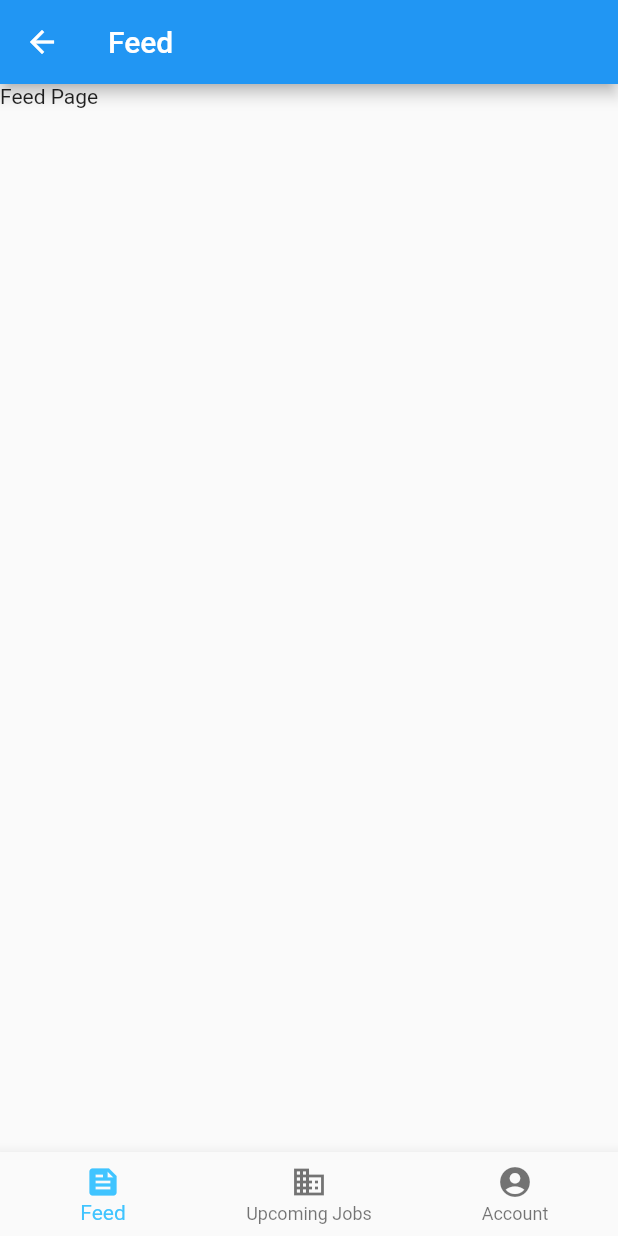
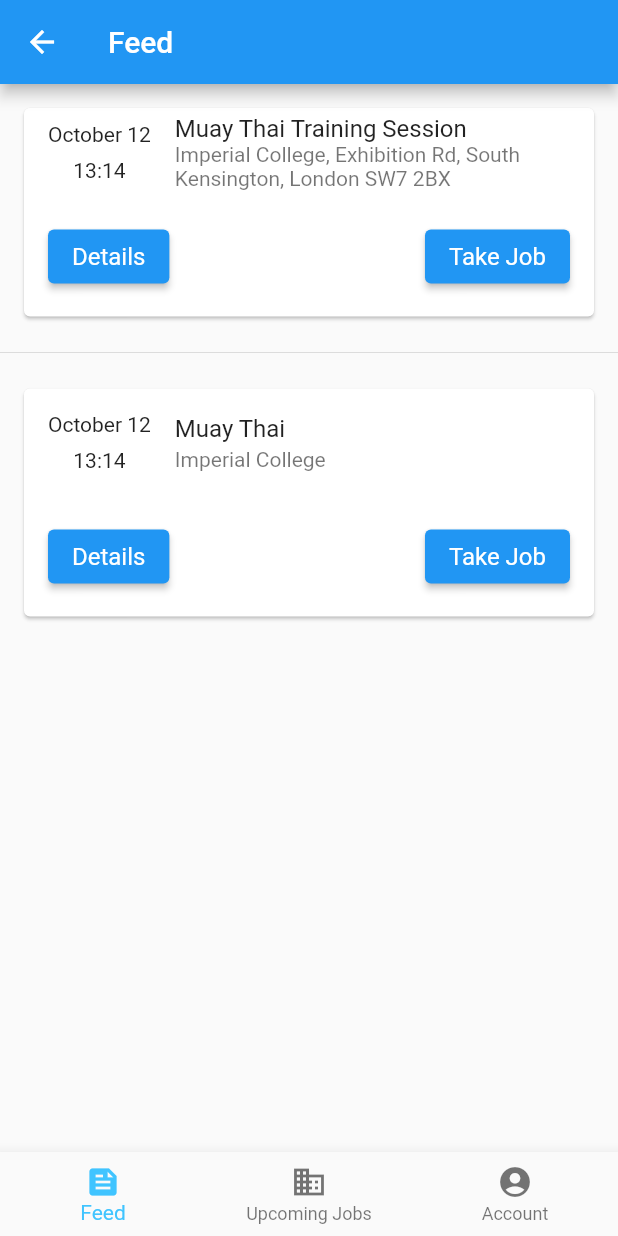
Before and after one commit to vladcoroian/keep-playing-frontend, a Flutter app: the screen it shows after launch, after a tap on "Enter as coach", on a phone screen of 412 x 824 dp. Run offline on Flutter 3.47's test engine with Material 2 defaults, Android fonts, the light colour scheme and no system bars.

Commit message:
app_coach: Add Event Widget

```diff
--- /dev/null
+++ b/lib/app_coach/home_page/feed/event_widget.dart
@@ -0,0 +1,57 @@
+import 'package:flutter/material.dart';
+import 'package:intl/intl.dart';
+
+import '../../../constants.dart';
+import '../../../models/event.dart';
+
+class EventWidget extends StatelessWidget {
+  final Event event;
+
+  const EventWidget(this.event, {Key? key}) : super(key: key);
+
+  @override
+  Widget build(BuildContext context) {
+    return Card(
+        margin: const EdgeInsets.all(DEFAULT_PADDING),
+        child: Column(
+          crossAxisAlignment: CrossAxisAlignment.start,
+          children: <Widget>[
+            ListTile(
+              leading: Column(
+                mainAxisAlignment: MainAxisAlignment.spaceEvenly,
+                children: [
+                  Text(DateFormat("MMMM dd").format(event.dateTime)),
+                  Text(DateFormat("HH:mm").format(event.dateTime)),
+                ],
+              ),
+              title: Text(event.name, textAlign: TextAlign.left),
+              subtitle: Text(event.location, textAlign: TextAlign.left),
+            ),
+            Row(
+              mainAxisAlignment: MainAxisAlignment.spaceBetween,
+              children: [_detailsButton(), _takeJobButton()],
+            ),
+          ],
+        ));
+  }
+
+  Widget _detailsButton() {
+    return Container(
+        padding: const EdgeInsets.all(DEFAULT_PADDING),
+        child: ElevatedButton(
+            style: ElevatedButton.styleFrom(
+                textStyle: const TextStyle(fontSize: 16)),
+            onPressed: () {},
+            child: const Text('Details')));
+  }
+
+  Widget _takeJobButton() {
+    return Container(
+        padding: const EdgeInsets.all(DEFAULT_PADDING),
+        child: ElevatedButton(
+            style: ElevatedButton.styleFrom(
+                textStyle: const TextStyle(fontSize: 16)),
+            onPressed: () {},
+            child: const Text('Take Job')));
+  }
+}
--- a/lib/app_coach/home_page/feed_page.dart
+++ b/lib/app_coach/home_page/feed_page.dart
@@ -1,4 +1,7 @@
 import 'package:flutter/material.dart';
+import 'package:keep_playing_frontend/app_coach/home_page/feed/event_widget.dart';
+
+import '../../models/event.dart';
 
 class FeedPage extends StatelessWidget {
   const FeedPage({Key? key}) : super(key: key);
@@ -7,6 +10,15 @@ class FeedPage extends StatelessWidget {
   Widget build(BuildContext context) {
     return Scaffold(
         appBar: AppBar(title: const Text('Feed')),
-        body: const Text('Feed Page'));
+        body: Column(children: [
+          EventWidget(Event(
+              "Muay Thai Training Session",
+              "Imperial College, Exhibition Rd, South Kensington, London SW7 2BX",
+              DateTime(2022, 10, 12, 13, 14),
+              "To be announced")),
+          Divider(),
+          EventWidget(Event("Muay Thai", "Imperial College",
+              DateTime(2022, 10, 12, 13, 14), "To be announced"))
+        ]));
   }
 }
--- a/lib/constants.dart
+++ b/lib/constants.dart
@@ -1 +1 @@
-const double DEFAULT_PADDING = 10;
+const double DEFAULT_PADDING = 16;
--- a/lib/main.dart
+++ b/lib/main.dart
@@ -17,7 +17,7 @@ class MyApp extends StatelessWidget {
       theme: ThemeData(
         primarySwatch: Colors.blue,
       ),
-      home: const LogInPage(title: 'Keep Playing'),
+      home: const LogInPage(title: 'Log In Page'),
     );
   }
 }
--- /dev/null
+++ b/lib/models/event.dart
@@ -0,0 +1,16 @@
+class Event {
+  final String _name;
+  final String _location;
+  final DateTime _dateTime;
+  final String _details;
+
+  Event(this._name, this._location, this._dateTime, this._details);
+
+  String get name => _name;
+
+  String get location => _location;
+
+  String get details => _details;
+
+  DateTime get dateTime => _dateTime;
+}
--- a/pubspec.yaml
+++ b/pubspec.yaml
@@ -34,6 +34,9 @@ dependencies:
   # The following adds the Cupertino Icons font to your application.
   # Use with the CupertinoIcons class for iOS style icons.
   cupertino_icons: ^1.0.2
+
+  # intl package:
+  intl: 0.17.0
 
 dev_dependencies:
   flutter_test:
```
Also changed, not shown: pubspec.lock.
